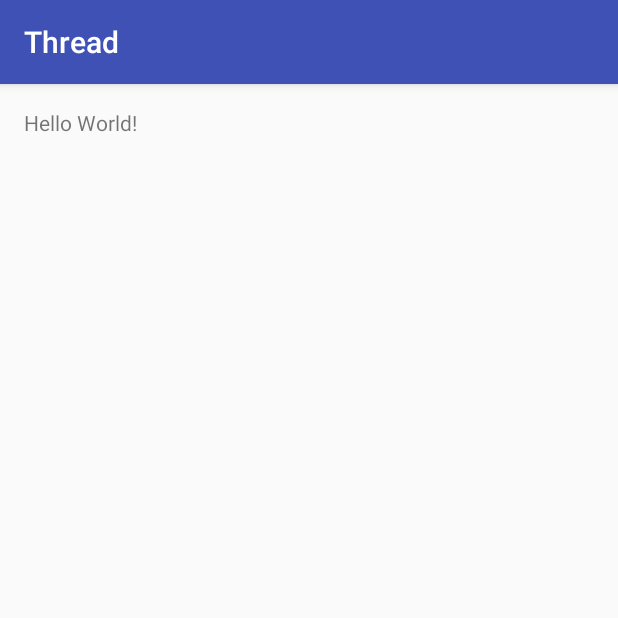
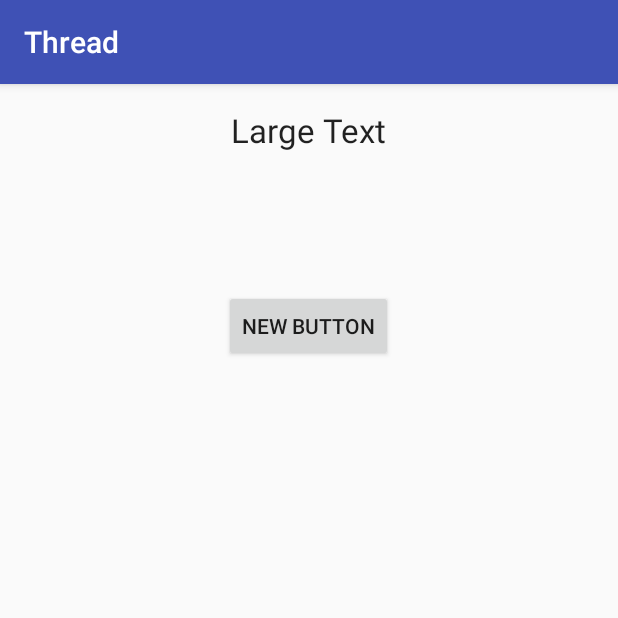
Before and after one commit to mahmoudelgamal1997/Thread, an Android app: the screen it shows after launch (MainActivity), on a phone screen of 412 x 824 dp, the top half of it. Run offline under Robolectric (Android 15) with nearby library versions, the phone set to English and light mode, and no system bars.

Commit message:
Timer with thread and handler

```diff
--- a/app/src/main/java/com/example2017/android/thread/MainActivity.java
+++ b/app/src/main/java/com/example2017/android/thread/MainActivity.java
@@ -1,13 +1,94 @@
 package com.example2017.android.thread;
 
+import android.os.Handler;
 import android.support.v7.app.AppCompatActivity;
 import android.os.Bundle;
+import android.util.Log;
+import android.view.View;
+import android.widget.Button;
+import android.widget.TextView;
 
 public class MainActivity extends AppCompatActivity {
 
+    TextView textView;
+    Button button;
+    Handler handler;
+    boolean mStop=false;
+    int count =0;
     @Override
     protected void onCreate(Bundle savedInstanceState) {
         super.onCreate(savedInstanceState);
         setContentView(R.layout.activity_main);
-    }
-}
+
+
+        textView = (TextView) findViewById(R.id.textView);
+        button = (Button) findViewById(R.id.button);
+
+
+
+
+        Log.i("sdsd","thread is "+Thread.currentThread().getId());
+
+
+        handler = new Handler(getApplicationContext().getMainLooper());
+
+
+
+        button.setOnClickListener(new View.OnClickListener() {
+            @Override
+            public void onClick(View view) {
+                mStop=true;
+
+                new Thread(new Runnable() {
+                    @Override
+                    public void run() {
+
+                        while(mStop)
+                        {
+
+
+                            try {
+                                Thread.sleep(1000);
+                                count++;
+                            } catch (InterruptedException e) {
+                                e.printStackTrace();
+                            }
+
+
+                            handler.post(new Runnable() {
+                                @Override
+                                public void run()
+                                {
+
+                                textView.setText(String.valueOf(count));
+                                Log.i("sdsd","thread is "+Thread.currentThread().getId());
+
+                                }
+                            });
+
+                        }
+
+
+
+                    }
+                }).start();
+
+
+
+
+
+
+
+
+
+
+
+
+
+
+            }
+        });
+
+
+
+    }}
--- a/app/src/main/res/layout/activity_main.xml
+++ b/app/src/main/res/layout/activity_main.xml
@@ -12,5 +12,18 @@
     <TextView
         android:layout_width="wrap_content"
         android:layout_height="wrap_content"
-        android:text="Hello World!" />
+        android:textAppearance="?android:attr/textAppearanceLarge"
+        android:text="Large Text"
+        android:id="@+id/textView"
+        android:layout_alignParentTop="true"
+        android:layout_centerHorizontal="true" />
+
+    <Button
+        android:layout_width="wrap_content"
+        android:layout_height="wrap_content"
+        android:text="New Button"
+        android:id="@+id/button"
+        android:layout_below="@+id/textView"
+        android:layout_centerHorizontal="true"
+        android:layout_marginTop="92dp" />
 </RelativeLayout>
```
